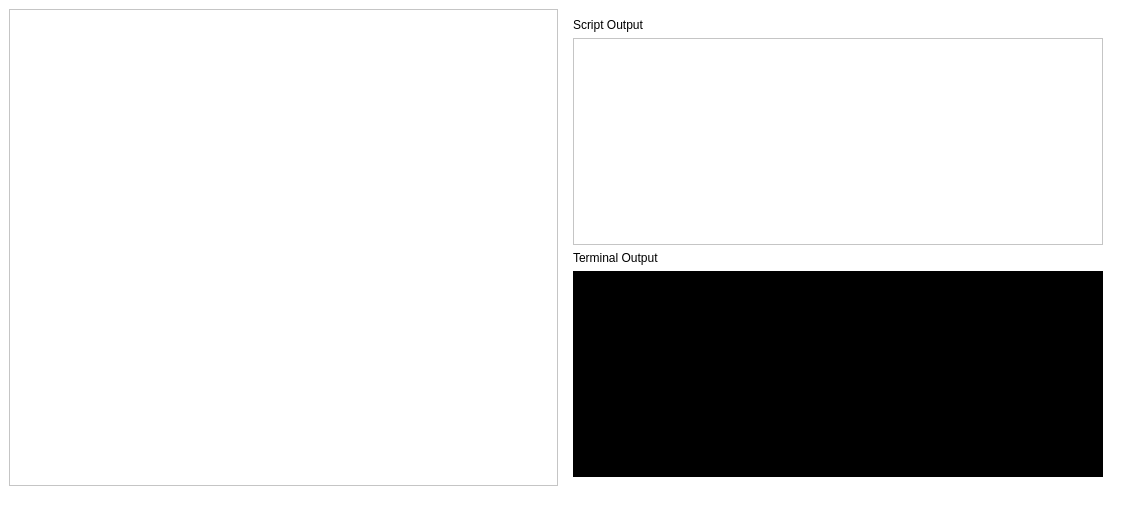
Before: the Qt Designer form IGVC_UI/mainwindow.ui in Team-Abhiyaan/IGVC_UI, drawn with Qt 5.
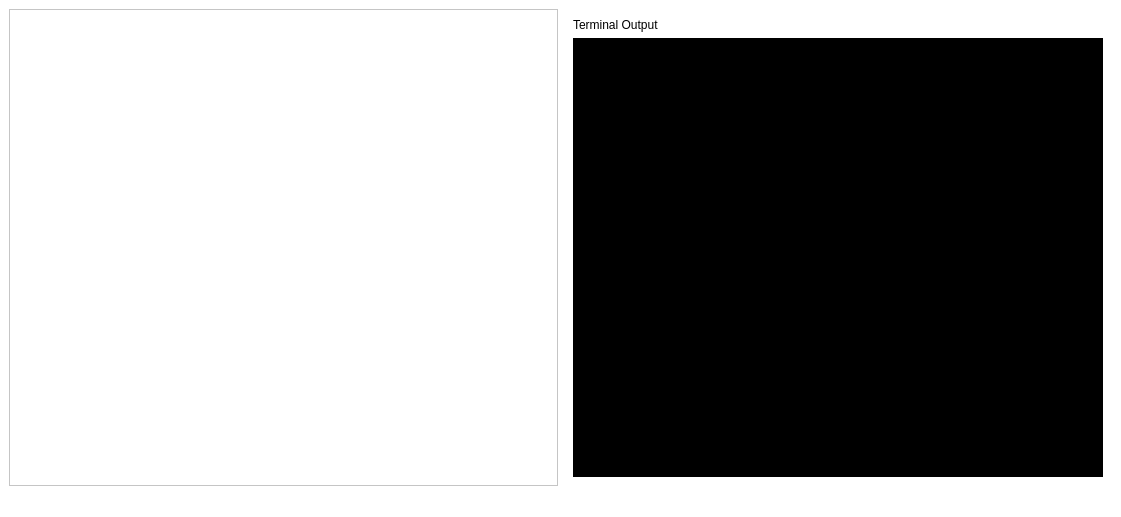
After: the same form once the commit is applied.

Commit message: Fixed Terminal Output Display

What changed in the file:
```diff
--- a/IGVC_UI/mainwindow.ui
+++ b/IGVC_UI/mainwindow.ui
@@ -42,21 +42,6 @@
     <item>
      <widget class="QWidget" name="rightPanel" native="true">
       <layout class="QVBoxLayout" name="verticalLayout">
-       <item>
-        <widget class="QLabel" name="outputDisplayLabel">
-         <property name="text">
-          <string>Script Output</string>
-         </property>
-        </widget>
-       </item>
-       <item>
-        <widget class="QPlainTextEdit" name="outputDisplay">
-         <property name="styleSheet">
-          <string notr="true">background-color: white;
-color: black;</string>
-         </property>
-        </widget>
-       </item>
        <item>
         <widget class="QLabel" name="TerminalDisplayLabel">
          <property name="styleSheet">
```
The commit also changes 2 other files.
